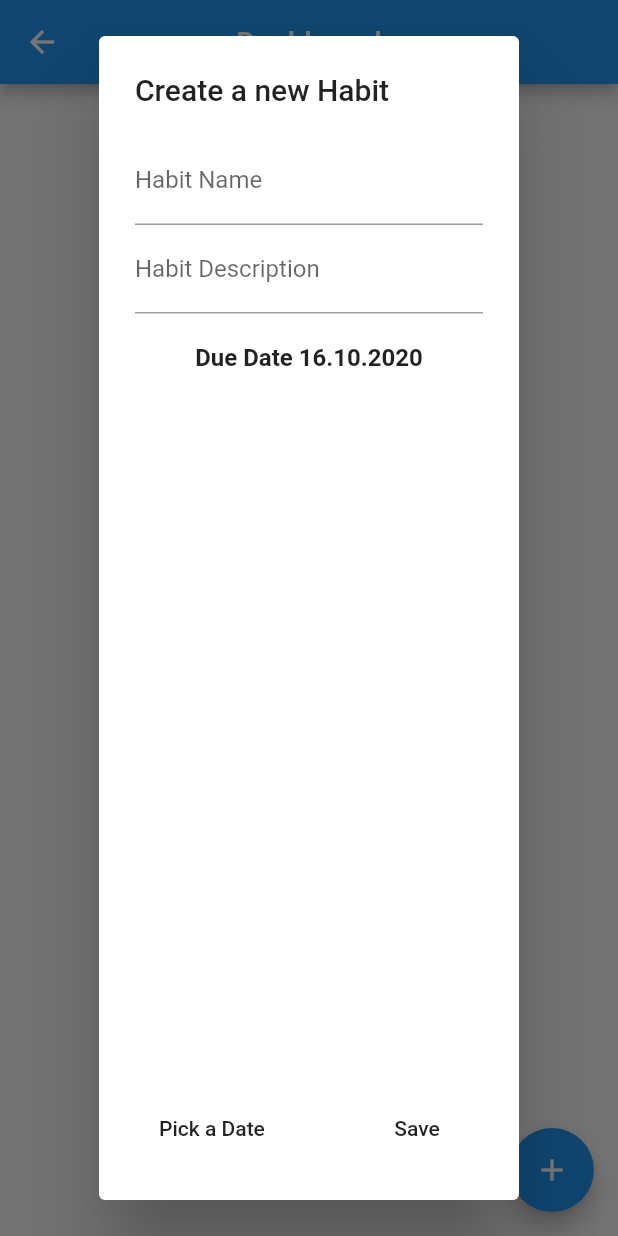
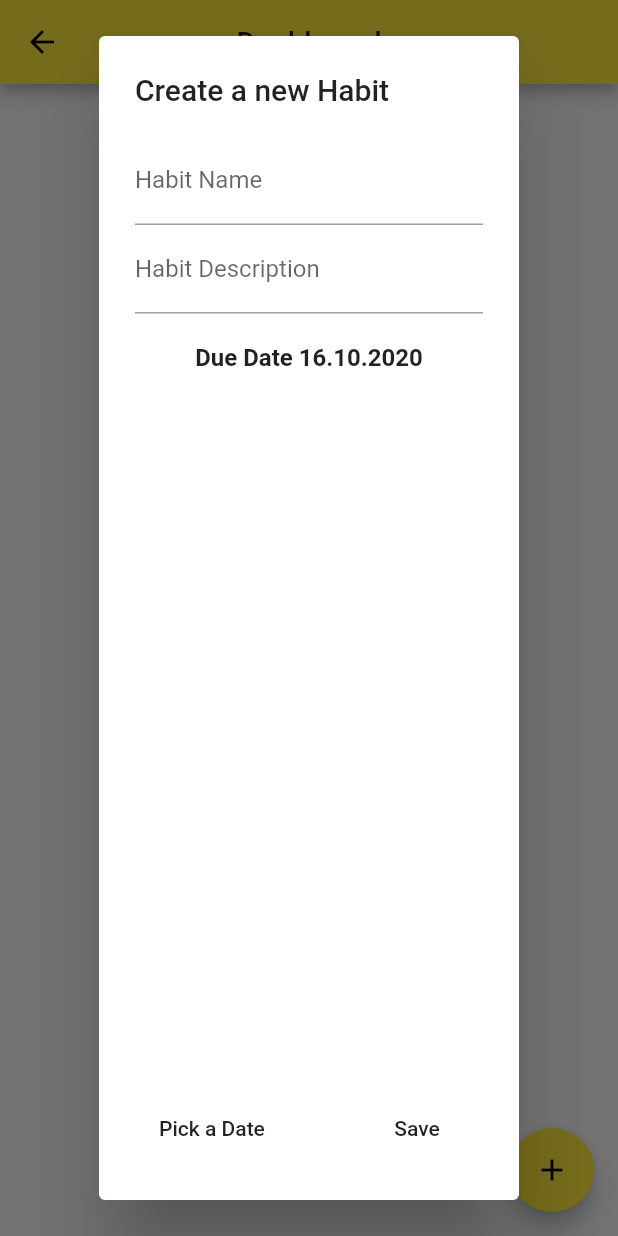
Before and after one commit to yhutter-dbm/badits, a Flutter app: the DashboardScreen screen opened by its route, after a tap on the "add" icon, on a phone screen of 412 x 824 dp. Run offline on Flutter 3.47's test engine with Material 2 defaults, Android fonts, the phone set to English and light mode, and no system bars; our stand-ins replace get_it, sqflite; missing offline and left inert: lipsum; accounts and stored records are empty.

Commit message:
Added theme and refactored code

```diff
--- a/lib/main.dart
+++ b/lib/main.dart
@@ -21,6 +21,7 @@ class BaditsApp extends StatelessWidget {
         DASHBOARD_SCREEN_ROUTE: (context) => DashboardScreen(),
       },
       debugShowCheckedModeBanner: false,
+      theme: ThemeData(primarySwatch: Colors.yellow),
     );
   }
 }
--- a/lib/screens/create_habig_dialog.dart
+++ b/lib/screens/create_habit_dialog.dart
@@ -8,13 +8,13 @@ Implemented with reference to:
 - https://medium.com/flutter-community/a-deep-dive-into-datepicker-in-flutter-37e84f7d8d6c
 */
 class CreateHabitDialogWidget extends StatefulWidget {
-  final void Function(Habit habit) _onCreateFinishedCallback;
+  final void Function(Habit habit) _onCreateHabitFinishedCallback;
 
   @override
   _CreateHabitDialogWidgetState createState() =>
       _CreateHabitDialogWidgetState();
 
-  CreateHabitDialogWidget(this._onCreateFinishedCallback);
+  CreateHabitDialogWidget(this._onCreateHabitFinishedCallback);
 }
 
 class _CreateHabitDialogWidgetState extends State<CreateHabitDialogWidget> {
@@ -85,7 +85,7 @@ class _CreateHabitDialogWidgetState extends State<CreateHabitDialogWidget> {
                     if (_formKey.currentState.validate()) {
                       _habit.name = _habitTextNameController.text;
                       _habit.description = _habitTextNameController.text;
-                      this.widget._onCreateFinishedCallback(_habit);
+                      this.widget._onCreateHabitFinishedCallback(_habit);
                       Navigator.of(context).pop();
                     }
                   },
@@ -98,9 +98,13 @@ class _CreateHabitDialogWidgetState extends State<CreateHabitDialogWidget> {
                 child: FlatButton(
                   onPressed: () async {
                     final result = await _showDatePicker(context);
-                    setState(() {
-                      _habit.dueDate = result;
-                    });
+
+                    // The result can be null if the user has cancelled the date picker.
+                    if (result != null) {
+                      setState(() {
+                        _habit.dueDate = result;
+                      });
+                    }
                   },
                   child: Text('Pick a Date'),
                 ),
--- a/lib/screens/dashboard_screen.dart
+++ b/lib/screens/dashboard_screen.dart
@@ -3,7 +3,7 @@ import 'package:badits/services/service_locator.dart';
 import 'package:badits/services/storage_service.dart';
 import 'package:flutter/material.dart';
 
-import 'create_habig_dialog.dart';
+import 'create_habit_dialog.dart';
 
 class DashboardScreen extends StatefulWidget {
   @override
@@ -19,13 +19,15 @@ class _DashboardScreenState extends State<DashboardScreen> {
   void _showCreateHabitDialog(BuildContext context) {
     showDialog(
         context: context,
-        builder: (_) => CreateHabitDialogWidget(this._onCreateHabitCallback),
+        builder: (_) =>
+            CreateHabitDialogWidget(this._onCreateHabitFinishedCallback),
         barrierDismissible: true);
   }
 
-  void _onCreateHabitCallback(Habit habit) async {
+  void _onCreateHabitFinishedCallback(Habit habit) async {
     StorageService storageService = locator<StorageService>();
     await storageService.insertHabit(habit);
+    // Needed for updating the widget because the habits have changed...
     setState(() {});
   }
 
@@ -36,10 +38,10 @@ class _DashboardScreenState extends State<DashboardScreen> {
         onPressed: () {
           _showCreateHabitDialog(context);
         },
-        backgroundColor: Colors.blue,
+        backgroundColor: Colors.yellow,
         child: Icon(
           Icons.add,
-          color: Colors.white,
+          color: Colors.black,
         ),
       ),
       appBar: AppBar(
--- a/lib/screens/habit_suggestion_screen.dart
+++ b/lib/screens/habit_suggestion_screen.dart
@@ -1,5 +1,5 @@
 import 'package:badits/helpers/dummy_data_helper.dart';
-import 'package:badits/screens/create_habig_dialog.dart';
+import 'package:badits/screens/create_habit_dialog.dart';
 import 'package:badits/models/habit.dart';
 import 'package:badits/models/routes.dart';
 import 'package:badits/services/service_locator.dart';
@@ -47,10 +47,10 @@ class HabitSuggestionScreen extends StatelessWidget {
           onPressed: () {
             _showCreateHabitDialog(context);
           },
-          backgroundColor: Colors.blue,
+          backgroundColor: Colors.yellow,
           child: Icon(
             Icons.add,
-            color: Colors.white,
+            color: Colors.black,
           ),
         ),
         appBar: AppBar(
--- a/lib/services/storage_service.dart
+++ b/lib/services/storage_service.dart
@@ -8,10 +8,8 @@ Implemented with reference to:
 */
 
 class StorageService {
-  Database _database;
-
-  Future<void> open() async {
-    _database = await openDatabase(join(await getDatabasesPath(), 'badits.db'),
+  Future<Database> _open() async {
+    return await openDatabase(join(await getDatabasesPath(), 'badits.db'),
         version: 1, onCreate: (db, version) {
       return db.execute(
           "CREATE TABLE habits(id INTEGER PRIMARY KEY, name TEXT, description TEXT)");
@@ -19,22 +17,16 @@ class StorageService {
   }
 
   Future<void> insertHabit(Habit habit) async {
-    // TODO: Add save checking if database is open etc.
-    await _database.insert('habits', habit.toMap(),
+    final database = await _open();
+    database.insert('habits', habit.toMap(),
         conflictAlgorithm: ConflictAlgorithm.replace);
   }
 
   Future<List<Habit>> getHabits() async {
-    // TODO: Add save checking if database is open etc.
-    final List<Map<String, dynamic>> maps = await _database.query('habits');
+    final database = await _open();
+    final List<Map<String, dynamic>> maps = await database.query('habits');
     return List.generate(maps.length, (index) {
       return Habit.fromMap(maps[index]);
     });
   }
-
-  close() async {
-    if (_database != null) {
-      await _database.close();
-    }
-  }
 }
```
Also changed, not shown: lib/screens/welcome_screen.dart (+6 -14 lines).
